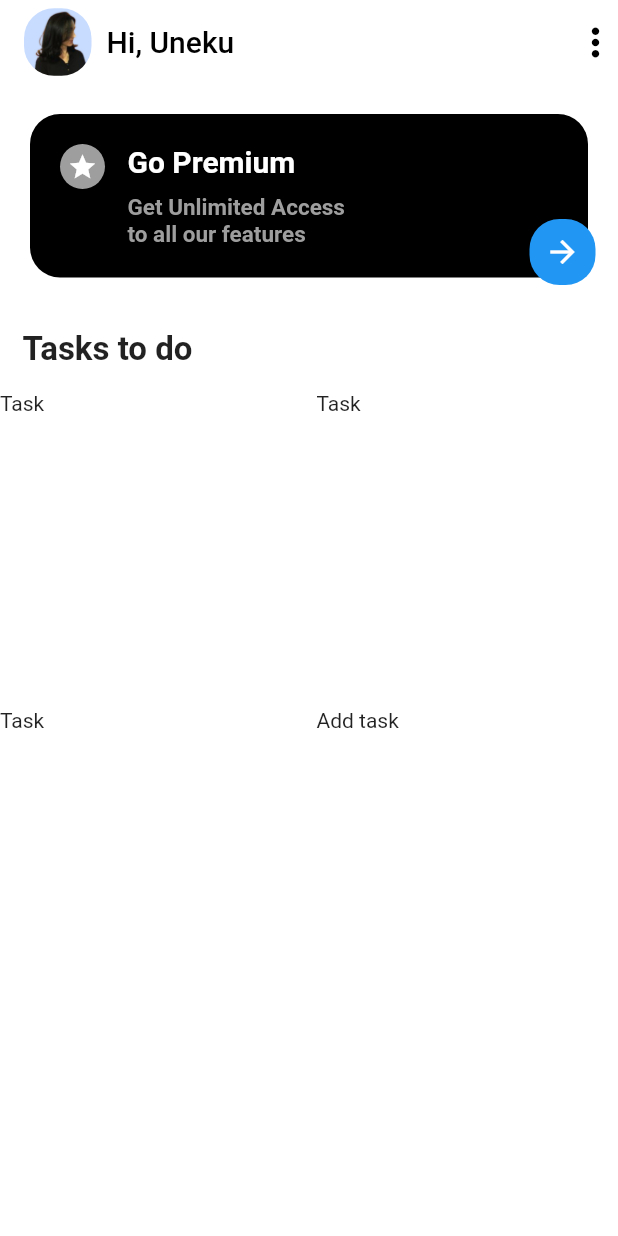
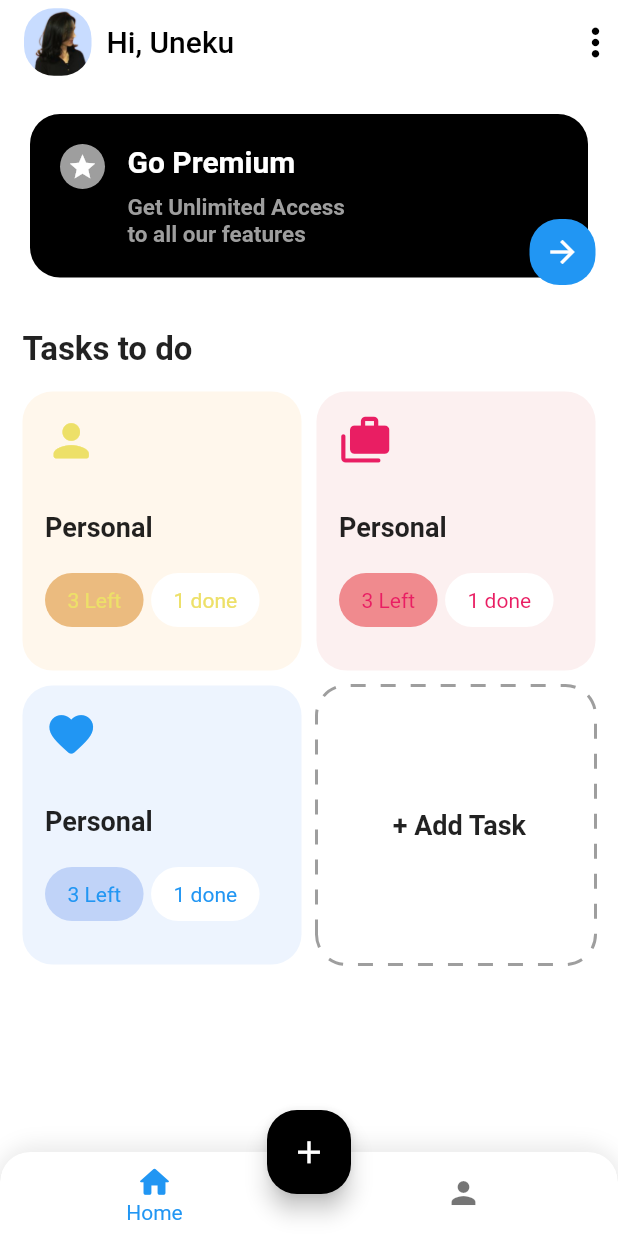
Before and after one commit to RY3IEZN/FlutterTaskMgtApp, a Flutter app: the screen it shows after launch, on a phone screen of 412 x 824 dp. Run offline on Flutter 3.47's test engine with Material 2 defaults, Android fonts, the phone set to English and light mode, and no system bars; drawn by our look-alikes of dotted_border.

Commit message:
2o4 of the way

```diff
--- a/lib/models/task.dart
+++ b/lib/models/task.dart
@@ -25,25 +25,25 @@ class Task {
       Task(
           iconData: Icons.person_rounded,
           title: "Personal",
-          bgColor: Colors.yellow,
-          iconColor: Colors.yellow,
-          btnColor: Colors.amber,
+          bgColor: Color(0xFFFFF7EC),
+          iconColor: Color.fromARGB(255, 237, 224, 104),
+          btnColor: Color(0xFFEBBB7F),
           left: 3,
           done: 1),
       Task(
           iconData: Icons.cases_rounded,
           title: "Personal",
-          bgColor: Colors.red,
-          iconColor: Colors.red,
-          btnColor: Colors.amber,
+          bgColor: Color(0xFFFCF0F0),
+          iconColor: Colors.pink,
+          btnColor: Color(0xFFF08A8E),
           left: 3,
           done: 1),
       Task(
           iconData: Icons.favorite_rounded,
           title: "Personal",
-          bgColor: Colors.blue,
+          bgColor: Color(0xFFEDF4FE),
           iconColor: Colors.blue,
-          btnColor: Colors.amber,
+          btnColor: Color(0xFFC0D3F8),
           left: 3,
           done: 1),
       Task(isLast: true)
--- a/lib/screens/Home_Screen.dart
+++ b/lib/screens/Home_Screen.dart
@@ -56,6 +56,56 @@ class HomeScreen extends StatelessWidget {
           Expanded(child: Tasks())
         ],
       ),
+      bottomNavigationBar: _buildBottomNavBar(),
+      floatingActionButtonLocation:
+          FloatingActionButtonLocation.miniCenterDocked,
+      floatingActionButton: FloatingActionButton(
+        onPressed: () {},
+        child: Icon(
+          Icons.add,
+          size: 25,
+        ),
+        shape: RoundedRectangleBorder(
+          borderRadius: BorderRadius.circular(20),
+        ),
+        backgroundColor: Colors.black,
+      ),
     );
   }
 }
+
+_buildBottomNavBar() {
+  return Container(
+    decoration: BoxDecoration(
+      borderRadius: BorderRadius.only(
+        topLeft: Radius.circular(30),
+        topRight: Radius.circular(30),
+      ),
+      boxShadow: [
+        BoxShadow(
+            color: Colors.grey.withOpacity(0.2),
+            spreadRadius: 5,
+            blurRadius: 10),
+      ],
+    ),
+    child: ClipRRect(
+      borderRadius: BorderRadius.only(
+        topLeft: Radius.circular(20),
+        topRight: Radius.circular(20),
+      ),
+      child: BottomNavigationBar(
+        backgroundColor: Colors.white,
+        showUnselectedLabels: false,
+        items: [
+          BottomNavigationBarItem(
+              icon: Icon(
+                Icons.home_rounded,
+                size: 25,
+              ),
+              label: "Home"),
+          BottomNavigationBarItem(icon: Icon(Icons.person), label: "Profile"),
+        ],
+      ),
+    ),
+  );
+}
--- a/lib/widgets/tasks.dart
+++ b/lib/widgets/tasks.dart
@@ -1,3 +1,4 @@
+import 'package:dotted_border/dotted_border.dart';
 import 'package:flutter/material.dart';
 
 import '../models/task.dart';
@@ -8,6 +9,7 @@ class Tasks extends StatelessWidget {
   @override
   Widget build(BuildContext context) {
     return Container(
+      padding: EdgeInsets.symmetric(horizontal: 15),
       child: GridView.builder(
           itemCount: taskList.length,
           gridDelegate: SliverGridDelegateWithFixedCrossAxisCount(
@@ -20,9 +22,73 @@ class Tasks extends StatelessWidget {
 }
 
 _buildAddTask() {
-  return Text("Add task");
+  return DottedBorder(
+    strokeWidth: 2,
+    borderType: BorderType.RRect,
+    radius: Radius.circular(20),
+    color: Colors.grey,
+    dashPattern: [10, 10],
+    child: Center(
+      child: Text(
+        " + Add Task",
+        style: TextStyle(fontSize: 18, fontWeight: FontWeight.w600),
+      ),
+    ),
+  );
 }
 
 _buildTask(BuildContext context, Task task) {
-  return Text("Task");
+  return Container(
+    padding: EdgeInsets.all(15),
+    decoration: BoxDecoration(
+      color: task.bgColor,
+      borderRadius: BorderRadius.circular(20),
+    ),
+    child: Column(
+      crossAxisAlignment: CrossAxisAlignment.start,
+      children: [
+        Icon(
+          task.iconData,
+          color: task.iconColor,
+          size: 35,
+        ),
+        SizedBox(
+          height: 30,
+        ),
+        Text(
+          task.title!,
+          style: TextStyle(fontSize: 18, fontWeight: FontWeight.bold),
+        ),
+        SizedBox(
+          height: 20,
+        ),
+        Row(
+          children: [
+            _buildTaskStatus(
+                task.btnColor!, task.iconColor!, "${task.left} Left"),
+            SizedBox(
+              width: 5,
+            ),
+            _buildTaskStatus(Colors.white, task.iconColor!, "${task.done} done")
+          ],
+        ),
+      ],
+    ),
+  );
 }
+
+_buildTaskStatus(Color bgColor, Color txtColor, String text) {
+  return Container(
+    padding: EdgeInsets.symmetric(horizontal: 15, vertical: 10),
+    decoration: BoxDecoration(
+      borderRadius: BorderRadius.circular(20),
+      color: bgColor,
+    ),
+    child: Text(
+      text,
+      style: TextStyle(
+        color: txtColor,
+      ),
+    ),
+  );
+}
```
